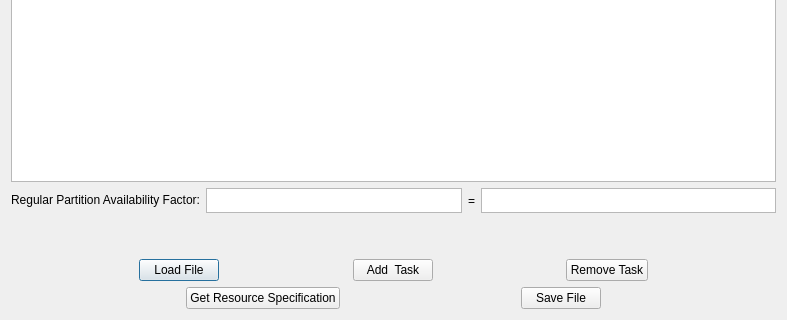
The window that pcg.ui (guangli-dai/RRP-Toolsets) describes before a commit, drawn with Qt 5; both pictures show x 0 to 787 and y 210 to 530 of the 787 by 530 pixel window.
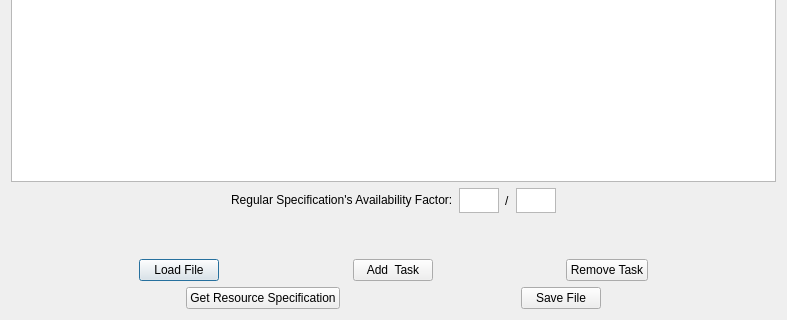
The same window after the commit.

Patch:
```diff
--- a/pcg.ui
+++ b/pcg.ui
@@ -40,6 +40,19 @@
        <property name="sizeConstraint">
         <enum>QLayout::SetNoConstraint</enum>
        </property>
+       <item>
+        <spacer name="horizontalSpacer_9">
+         <property name="orientation">
+          <enum>Qt::Horizontal</enum>
+         </property>
+         <property name="sizeHint" stdset="0">
+          <size>
+           <width>40</width>
+           <height>20</height>
+          </size>
+         </property>
+        </spacer>
+       </item>
        <item>
         <widget class="QLabel" name="afLabel">
          <property name="sizePolicy">
@@ -49,7 +62,7 @@
           </sizepolicy>
          </property>
          <property name="text">
-          <string>Regular Partition Availability Factor:</string>
+          <string>Regular Specification's Availability Factor:</string>
          </property>
         </widget>
        </item>
@@ -66,7 +79,7 @@
          </property>
          <property name="maximumSize">
           <size>
-           <width>256</width>
+           <width>40</width>
            <height>25</height>
           </size>
          </property>
@@ -81,7 +94,7 @@
        <item>
         <widget class="QLabel" name="label_2">
          <property name="text">
-          <string>=</string>
+          <string>/</string>
          </property>
         </widget>
        </item>
@@ -98,7 +111,7 @@
          </property>
          <property name="maximumSize">
           <size>
-           <width>16777215</width>
+           <width>40</width>
            <height>25</height>
           </size>
          </property>
@@ -107,6 +120,19 @@
          </property>
         </widget>
        </item>
+       <item>
+        <spacer name="horizontalSpacer_8">
+         <property name="orientation">
+          <enum>Qt::Horizontal</enum>
+         </property>
+         <property name="sizeHint" stdset="0">
+          <size>
+           <width>40</width>
+           <height>20</height>
+          </size>
+         </property>
+        </spacer>
+       </item>
       </layout>
      </item>
      <item>
```
Left out of the diff: 2 changed lines with no effect on the pictures.
